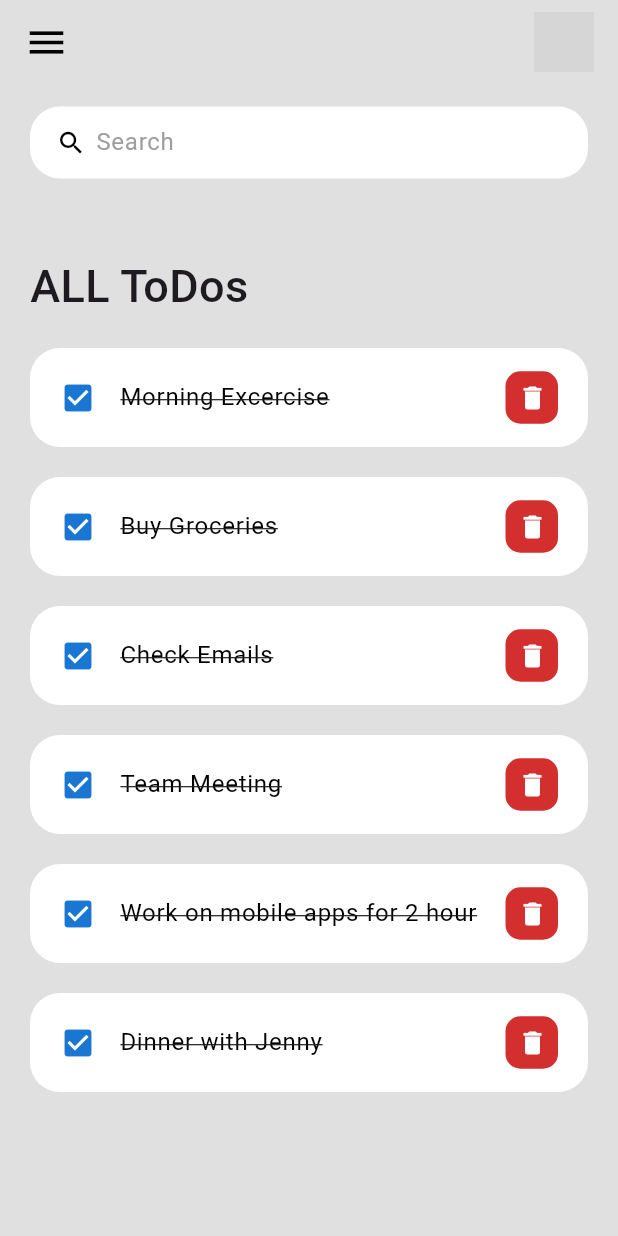
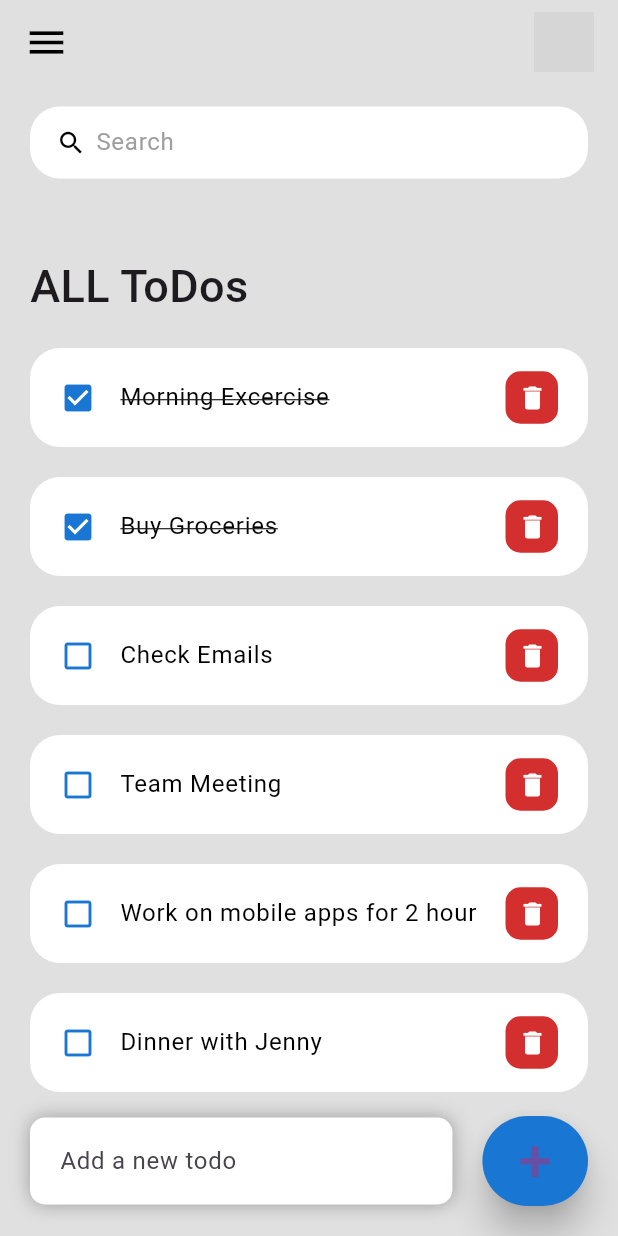
Before and after one commit to HugoGsilva/apptest, a Flutter app: the screen it shows after launch, on a phone screen of 412 x 824 dp. Run offline on Flutter 3.47's test engine with Material 3 defaults, Android fonts, the phone set to English and light mode, and no system bars; grey boxes are pictures that could not be loaded.

Commit message:
colocado botao de adicionar e começo da implementação das funções reais

```diff
--- a/lib/screens/home.dart
+++ b/lib/screens/home.dart
@@ -3,9 +3,14 @@ import 'package:flutter/material.dart';
 import 'package:apptest/widgets/todo_item.dart';
 import 'package:apptest/model/todo.dart';
 
-class Home extends StatelessWidget {
+class Home extends StatefulWidget {
   Home({Key? key}) : super(key: key);
 
+  @override
+  State<Home> createState() => _HomeState();
+}
+
+class _HomeState extends State<Home> {
   final todosList = Todo.todolist();
 
   @override
@@ -13,7 +18,9 @@ class Home extends StatelessWidget {
     return Scaffold(
       backgroundColor: tdBGColor,
       appBar: _buildAppBar(),
-      body: Container(
+      body: Stack(
+        children: [
+          Container(
             padding: EdgeInsets.symmetric(horizontal: 20, vertical: 15),
             child: Column(
               children: [
@@ -25,21 +32,80 @@ class Home extends StatelessWidget {
                         margin: EdgeInsets.only(top: 50, bottom: 20),
                         child: Text(
                           'ALL ToDos',
-                      style:
-                          TextStyle(fontSize: 30, fontWeight: FontWeight.w500),
+                          style: TextStyle(
+                            fontSize: 30,
+                            fontWeight: FontWeight.w500,
                           ),
                         ),
-                  for (Todo todo in todosList)
-                    ToDoItem(
-                      todo: todo,
+                      ),
+                      for (Todo todo in todosList) ToDoItem(todo: todo),
+                    ],
+                  ),
+                )
+              ],
+            ),
+          ),
+          Align(
+            alignment: Alignment.bottomCenter,
+            child: Row(
+              children: [
+                Expanded(
+                  child: Container(
+                    margin: EdgeInsets.only(
+                      bottom: 20,
+                      right: 20,
+                      left: 20,
+                    ),
+                    padding: EdgeInsets.symmetric(horizontal: 20, vertical: 5),
+                    decoration: BoxDecoration(
+                      color: Colors.white,
+                      boxShadow: [
+                        BoxShadow(
+                          color: Colors.grey,
+                          offset: Offset(0.0, 0.0),
+                          blurRadius: 10.0,
+                          spreadRadius: 0.0,
+                        ),
+                      ],
+                      borderRadius: BorderRadius.circular(10),
+                    ),
+                    child: TextField(
+                      decoration: InputDecoration(
+                        hintText: 'Add a new todo',
+                        border: InputBorder.none,
+                      ),
+                    ),
+                  ),
+                ),
+                Container(
+                  margin: EdgeInsets.only(bottom: 20, right: 20),
+                  child: ElevatedButton(
+                    child: Text(
+                      '+',
+                      style: TextStyle(
+                        fontSize: 40,
+                      ),
+                    ),
+                    onPressed: () {},
+                    style: ElevatedButton.styleFrom(
+                      backgroundColor: tdBlue,
+                      minimumSize: Size(60, 60),
+                      elevation: 10,
+                    ),
+                  ),
                 ),
               ],
             ),
           )
         ],
       ),
-      ),
     );
+  }
+
+  void_handleToDoChange(Todo Todo) {
+    setState(() {
+      Todo.isDone = !Todo.isDone;
+    });
   }
 
   Widget searchBox() {
--- a/lib/widgets/todo_item.dart
+++ b/lib/widgets/todo_item.dart
@@ -4,6 +4,8 @@ import 'package:apptest/model/todo.dart';
 
 class ToDoItem extends StatelessWidget {
   final Todo todo;
+  final onTodoChanged;
+  final onTodoDeleted;
 
   const ToDoItem({Key? key, required this.todo}) : super(key: key);
 
@@ -13,20 +15,22 @@ class ToDoItem extends StatelessWidget {
       margin: EdgeInsets.only(bottom: 20),
       child: ListTile(
           onTap: () {
-            print('mark as done');
+            onTodoChanged(todo);
           },
           shape: RoundedRectangleBorder(
             borderRadius: BorderRadius.circular(20),
           ),
           contentPadding: EdgeInsets.symmetric(horizontal: 20, vertical: 5),
           tileColor: Colors.white,
-          leading: Icon(Icons.check_box, color: tdBlue),
+          leading: Icon(
+              todo.isDone ? Icons.check_box : Icons.check_box_outline_blank,
+              color: tdBlue),
           title: Text(
             todo.todoText!,
             style: TextStyle(
               fontSize: 16,
               color: tdBlack,
-              decoration: TextDecoration.lineThrough,
+              decoration: todo.isDone ? TextDecoration.lineThrough : null,
             ),
           ),
           trailing: Container(
```
Also changed, not shown: lib/model/todo.dart (+4 -16 lines). Lines whose indentation alone changed are shown as unchanged.
